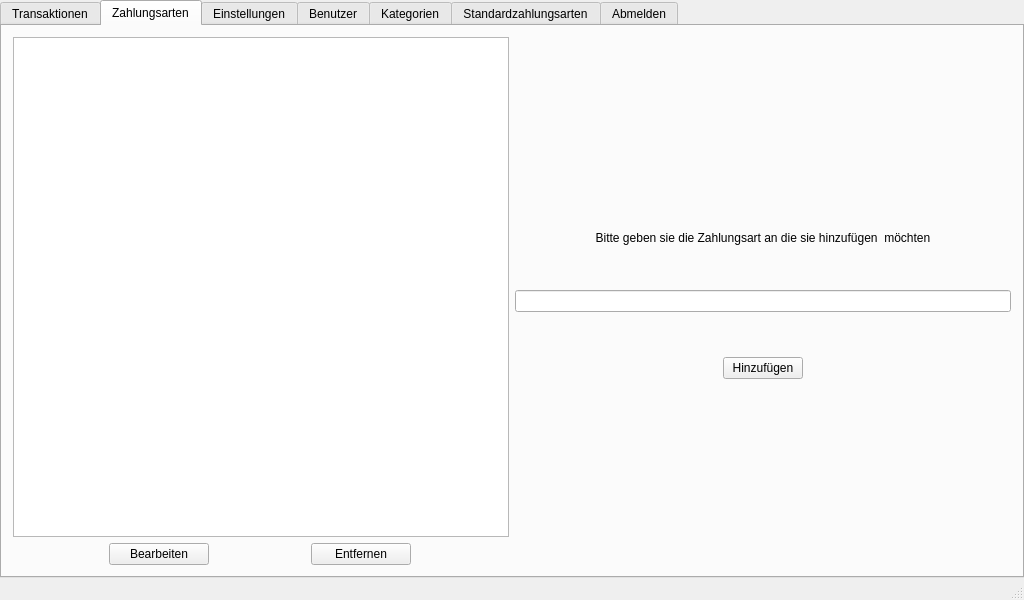
The window that userwindow.ui (Tandaradei/haushalt) describes before a commit, drawn with Qt 5.
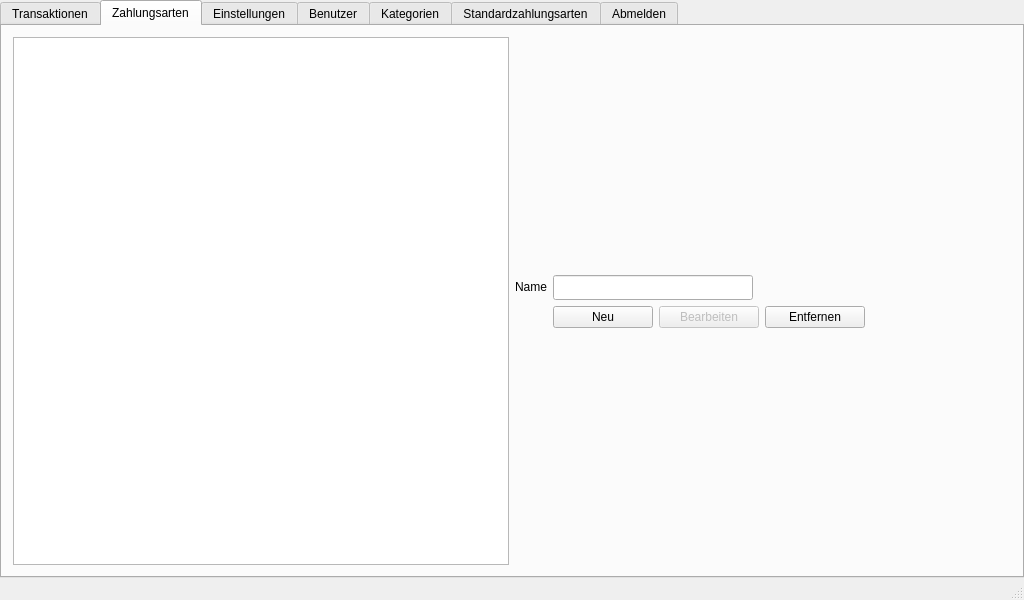
The same window after the commit. The open tabs and pages were chosen to show the change. Icons and pictures are not drawn.

Patch:
```diff
--- a/userwindow.ui
+++ b/userwindow.ui
@@ -633,42 +633,7 @@
             <item>
              <layout class="QGridLayout" name="gridLayout_2">
               <item row="1" column="0">
-               <layout class="QGridLayout" name="gridLayout_3">
-                <item row="0" column="0">
-                 <widget class="QPushButton" name="paymethodeditButton">
-                  <property name="maximumSize">
-                   <size>
-                    <width>100</width>
-                    <height>16777215</height>
-                   </size>
-                  </property>
-                  <property name="text">
-                   <string>Bearbeiten</string>
-                  </property>
-                  <property name="icon">
-                   <iconset>
-                    <normaloff>resources/edit.png</normaloff>resources/edit.png</iconset>
-                  </property>
-                 </widget>
-                </item>
-                <item row="0" column="1">
-                 <widget class="QPushButton" name="paymethoddeleteButton">
-                  <property name="maximumSize">
-                   <size>
-                    <width>100</width>
-                    <height>16777215</height>
-                   </size>
-                  </property>
-                  <property name="text">
-                   <string>Entfernen</string>
-                  </property>
-                  <property name="icon">
-                   <iconset>
-                    <normaloff>resources/remove.png</normaloff>resources/remove.png</iconset>
-                  </property>
-                 </widget>
-                </item>
-               </layout>
+               <layout class="QGridLayout" name="gridLayout_3"/>
               </item>
               <item row="0" column="0">
                <widget class="QListView" name="payMethodsList"/>
@@ -676,37 +641,94 @@
              </layout>
             </item>
             <item>
-             <layout class="QGridLayout" name="gridLayout" rowstretch="0,0,0,0" rowminimumheight="0,176,100,176">
-              <item row="2" column="0">
-               <widget class="QLineEdit" name="paymethodField"/>
-              </item>
-              <item row="1" column="0" alignment="Qt::AlignBottom">
+             <layout class="QFormLayout" name="formLayout_3">
+              <property name="formAlignment">
+               <set>Qt::AlignLeading|Qt::AlignLeft|Qt::AlignVCenter</set>
+              </property>
+              <item row="0" column="0">
                <widget class="QLabel" name="paymethodLabel_2">
                 <property name="text">
-                 <string>Bitte geben sie die Zahlungsart an die sie hinzufügen  möchten</string>
+                 <string>Name</string>
                 </property>
                 <property name="alignment">
-                 <set>Qt::AlignCenter</set>
+                 <set>Qt::AlignRight|Qt::AlignTrailing|Qt::AlignVCenter</set>
                 </property>
                </widget>
               </item>
-              <item row="3" column="0" alignment="Qt::AlignHCenter|Qt::AlignTop">
-               <widget class="QPushButton" name="paymethodaddButton">
+              <item row="0" column="1">
+               <widget class="QLineEdit" name="payMethodNameField">
+                <property name="minimumSize">
+                 <size>
+                  <width>200</width>
+                  <height>25</height>
+                 </size>
+                </property>
                 <property name="maximumSize">
                  <size>
-                  <width>100</width>
-                  <height>16777215</height>
+                  <width>200</width>
+                  <height>25</height>
                  </size>
                 </property>
-                <property name="text">
-                 <string>Hinzufügen</string>
-                </property>
-                <property name="icon">
-                 <iconset>
-                  <normaloff>resources/add.png</normaloff>resources/add.png</iconset>
-                </property>
                </widget>
               </item>
+              <item row="1" column="1">
+               <layout class="QHBoxLayout" name="horizontalLayout_8">
+                <item>
+                 <widget class="QPushButton" name="addPayMethodButton">
+                  <property name="maximumSize">
+                   <size>
+                    <width>100</width>
+                    <height>16777215</height>
+                   </size>
+                  </property>
+                  <property name="text">
+                   <string>Neu</string>
+                  </property>
+                  <property name="icon">
+                   <iconset>
+                    <normaloff>resources/add.png</normaloff>resources/add.png</iconset>
+                  </property>
+                 </widget>
+                </item>
+                <item>
+                 <widget class="QPushButton" name="paymethodeditButton">
+                  <property name="enabled">
+                   <bool>false</bool>
+                  </property>
+                  <property name="maximumSize">
+                   <size>
+                    <width>100</width>
+                    <height>16777215</height>
+                   </size>
+                  </property>
+                  <property name="text">
+                   <string>Bearbeiten</string>
+                  </property>
+                  <property name="icon">
+                   <iconset>
+                    <normaloff>resources/edit.png</normaloff>resources/edit.png</iconset>
+                  </property>
+                 </widget>
+                </item>
+                <item>
+                 <widget class="QPushButton" name="paymethoddeleteButton">
+                  <property name="maximumSize">
+                   <size>
+                    <width>100</width>
+                    <height>16777215</height>
+                   </size>
+                  </property>
+                  <property name="text">
+                   <string>Entfernen</string>
+                  </property>
+                  <property name="icon">
+                   <iconset>
+                    <normaloff>resources/remove.png</normaloff>resources/remove.png</iconset>
+                  </property>
+                 </widget>
+                </item>
+               </layout>
+              </item>
              </layout>
             </item>
            </layout>
```
Left out of the diff: 2 changed lines with no effect on the pictures.
